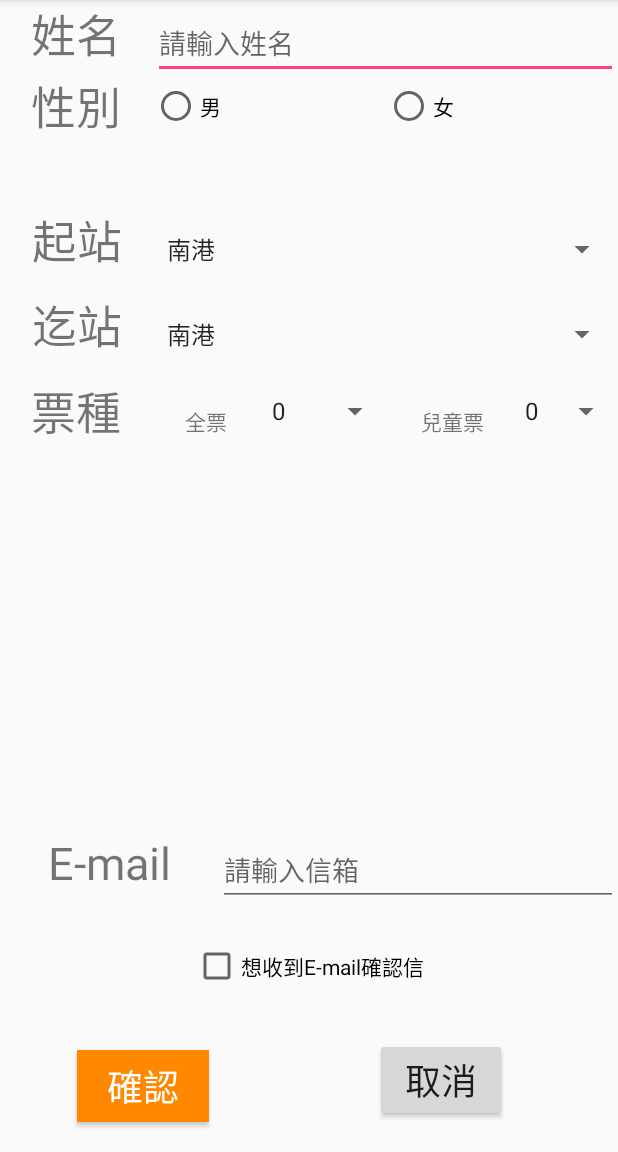
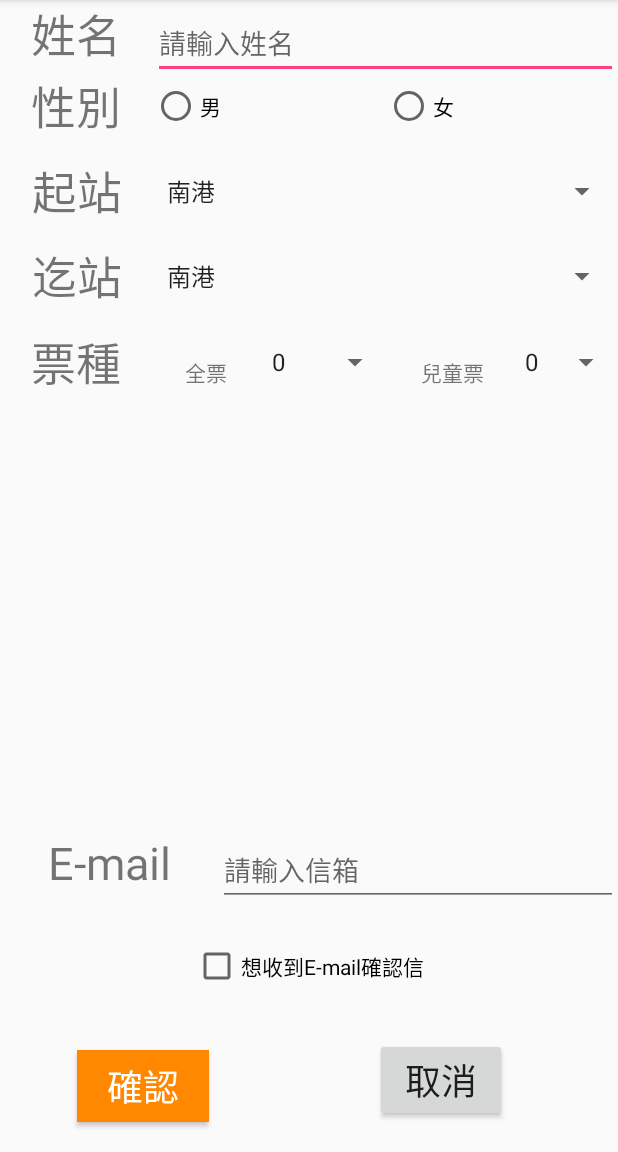
Before and after one commit to miyuiki/Android-HW5, an Android app: the screen it shows after launch (MainActivity), on a phone screen of 412 x 824 dp, the part 84-1236 px from its top. Run offline under Robolectric (Android 15) with nearby library versions, the phone set to English and light mode, and no system bars.

Commit message:
0329 commited from PC

```diff
--- a/app/src/main/java/com/example/jay/formhw/MainActivity.java
+++ b/app/src/main/java/com/example/jay/formhw/MainActivity.java
@@ -12,8 +12,6 @@ public class MainActivity extends AppCompatActivity {
     private Spinner spnCh;
     String[] station = new String[] {"南港","台北","板橋","桃園","新竹","台中","嘉義","台南","左營"};
     String[] ticket = new String[] {"0","1","2","3","4","5"};
-
-
 
     @Override
     protected void onCreate(Bundle savedInstanceState) {
--- a/app/src/main/res/layout/activity_main.xml
+++ b/app/src/main/res/layout/activity_main.xml
@@ -84,13 +84,14 @@
         </LinearLayout>
 
         <LinearLayout
-            android:id="@+id/linearLayout3"
+            android:id="@+id/linearLayout5"
             android:layout_width="match_parent"
             android:layout_height="match_parent"
             android:layout_alignParentLeft="true"
             android:layout_alignParentStart="true"
-            android:layout_below="@+id/linearLayout2"
-            android:layout_marginTop="44dp"
+            android:layout_below="@+id/linearLayout3"
+            android:layout_marginTop="11dp"
+            android:layout_weight="0.40"
             android:orientation="horizontal">
 
             <TextView
@@ -104,8 +105,7 @@
             <Spinner
                 android:id="@+id/spinner"
                 android:layout_width="match_parent"
-                android:layout_height="wrap_content"
-                android:layout_weight="1" />
+                android:layout_height="match_parent" />
 
         </LinearLayout>
 
@@ -117,7 +117,8 @@
             android:layout_alignParentStart="true"
             android:layout_below="@+id/linearLayout3"
             android:layout_marginTop="11dp"
-            android:orientation="horizontal">
+            android:orientation="horizontal"
+            android:layout_weight="0.13">
 
             <TextView
                 android:id="@+id/textView"
@@ -130,8 +131,7 @@
             <Spinner
                 android:id="@+id/spinner2"
                 android:layout_width="match_parent"
-                android:layout_height="wrap_content"
-                android:layout_weight="1" />
+                android:layout_height="match_parent" />
 
         </LinearLayout>
 
```
